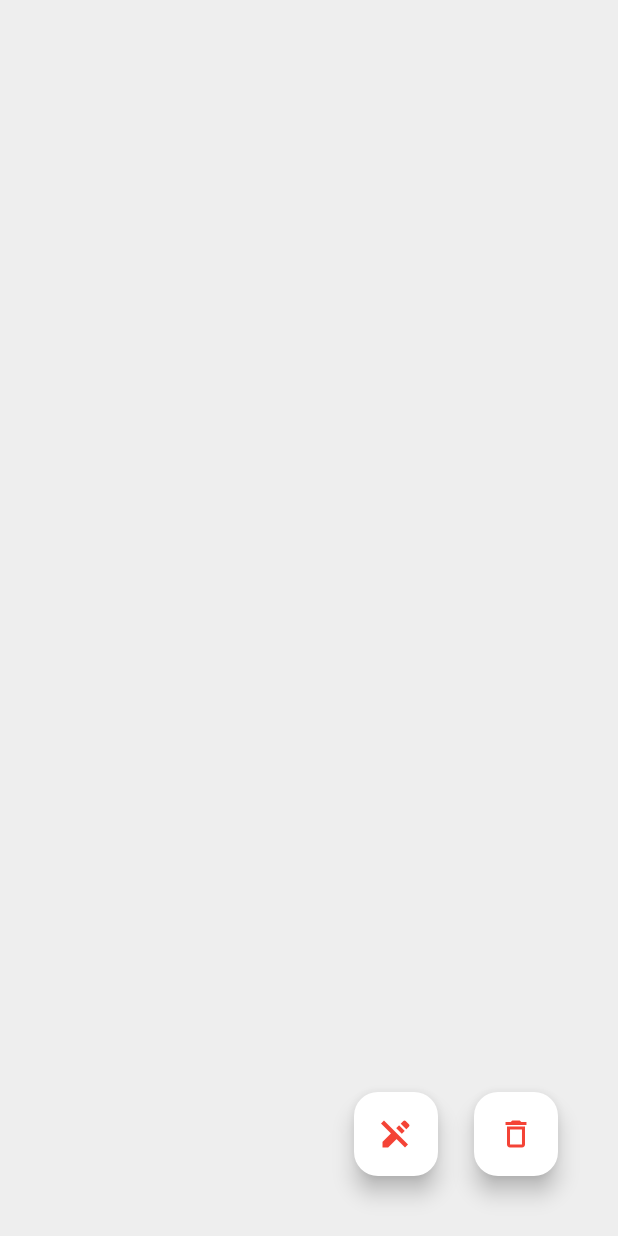
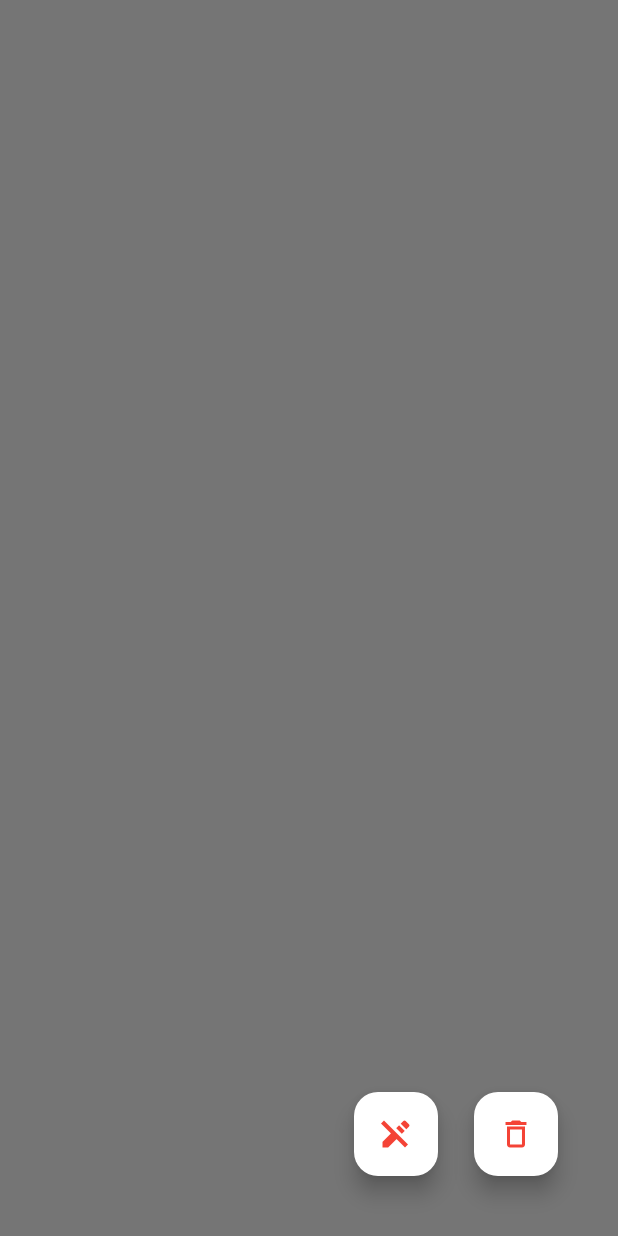
Before and after one commit to tejashbutani/lango_ha, a Flutter app: the screen it shows after launch, on a phone screen of 412 x 824 dp. Run offline on Flutter 3.47's test engine with Material 3 defaults, Android fonts, the phone set to English and light mode, and no system bars.

Commit message:
Update DrawingScreen background color to a darker grey and adjust stroke widths in ToolsPainter for improved drawing precision and UI consistency.

```diff
--- a/lib/DrawingScreen.dart
+++ b/lib/DrawingScreen.dart
@@ -22,7 +22,7 @@ class _DrawingScreenState extends State<DrawingScreen> {
         androidViewSize = Size(constraints.maxWidth, constraints.maxHeight);
 
         return Scaffold(
-          backgroundColor: Colors.grey.shade200,
+          backgroundColor: Colors.grey.shade600,
           body: Stack(
             children: [
               CustomPaint(
@@ -37,7 +37,7 @@ class _DrawingScreenState extends State<DrawingScreen> {
                   viewType: 'custom_canvas_view',
                   creationParams: {
                      'color': Colors.white.value,
-                          'width': 5,
+                          'width': 1,
                           "doublePenModeEnabled": false,
                           "doublePenColor1": Colors.red.value,
                           "doublePenColor2": Colors.blue.value,
@@ -132,7 +132,7 @@ class ToolsPainter extends CustomPainter {
 
       final paint = Paint()
         ..color = Colors.red
-        ..strokeWidth = 6
+        ..strokeWidth = 2
         ..strokeCap = StrokeCap.round
         ..strokeJoin = StrokeJoin.round
         ..style = PaintingStyle.stroke;
```
